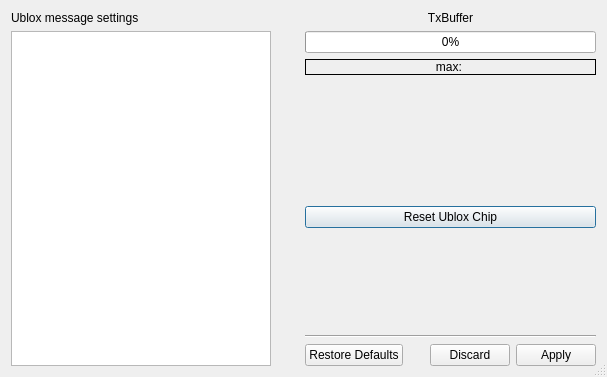
Before: the Qt Designer form muondetector-gui-1.0.2/src/main/settings.ui in liukai-tech/muondetector, drawn with Qt 5.
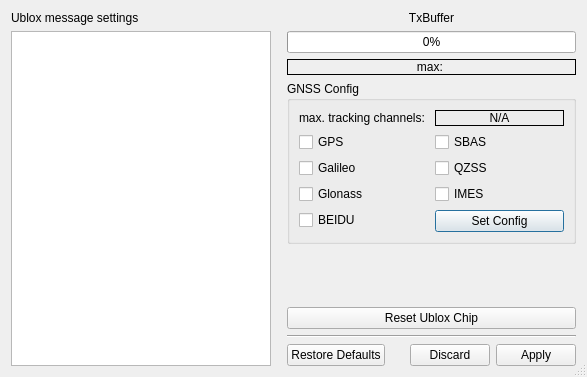
After: the same form once the commit is applied.

Commit message: implemented readout and setting the GNSS satellite system in client (under settings tab)

What changed in the file:
```diff
--- a/muondetector-gui-1.0.2/src/main/settings.ui
+++ b/muondetector-gui-1.0.2/src/main/settings.ui
@@ -9,7 +9,7 @@
    <rect>
     <x>0</x>
     <y>0</y>
-    <width>607</width>
+    <width>587</width>
     <height>377</height>
    </rect>
   </property>
@@ -28,7 +28,7 @@
   <property name="modal">
    <bool>true</bool>
   </property>
-  <layout class="QGridLayout" name="gridLayout">
+  <layout class="QGridLayout" name="gridLayout_2">
    <item row="0" column="0" rowspan="6">
     <layout class="QVBoxLayout" name="verticalLayout_4">
      <item>
@@ -144,20 +144,7 @@
      </item>
     </layout>
    </item>
-   <item row="1" column="2">
-    <spacer name="verticalSpacer_2">
-     <property name="orientation">
-      <enum>Qt::Vertical</enum>
-     </property>
-     <property name="sizeHint" stdset="0">
-      <size>
-       <width>20</width>
-       <height>119</height>
-      </size>
-     </property>
-    </spacer>
-   </item>
-   <item row="2" column="1">
+   <item row="1" column="1">
     <spacer name="horizontalSpacer">
      <property name="orientation">
       <enum>Qt::Horizontal</enum>
@@ -167,20 +154,110 @@
      </property>
      <property name="sizeHint" stdset="0">
       <size>
-       <width>28</width>
+       <width>10</width>
        <height>20</height>
       </size>
      </property>
     </spacer>
    </item>
+   <item row="1" column="2">
+    <widget class="QGroupBox" name="gnssConfigGroupBox">
+     <property name="title">
+      <string>GNSS Config</string>
+     </property>
+     <layout class="QGridLayout" name="gridLayout">
+      <item row="0" column="0" colspan="2">
+       <layout class="QHBoxLayout" name="horizontalLayout">
+        <item>
+         <widget class="QLabel" name="label_2">
+          <property name="text">
+           <string>max. tracking channels:</string>
+          </property>
+         </widget>
+        </item>
+        <item>
+         <widget class="QLabel" name="numTrkChannelsLabel">
+          <property name="frameShape">
+           <enum>QFrame::Box</enum>
+          </property>
+          <property name="text">
+           <string>N/A</string>
+          </property>
+          <property name="alignment">
+           <set>Qt::AlignCenter</set>
+          </property>
+         </widget>
+        </item>
+       </layout>
+      </item>
+      <item row="1" column="0" rowspan="2">
+       <layout class="QVBoxLayout" name="verticalLayout_2">
+        <item>
+         <widget class="QCheckBox" name="gnssGpsCheckBox">
+          <property name="text">
+           <string>GPS</string>
+          </property>
+         </widget>
+        </item>
+        <item>
+         <widget class="QCheckBox" name="gnssGalCheckBox">
+          <property name="text">
+           <string>Galileo</string>
+          </property>
+         </widget>
+        </item>
+        <item>
+         <widget class="QCheckBox" name="gnssGlnsCheckBox">
+          <property name="text">
+           <string>Glonass</string>
+          </property>
+         </widget>
+        </item>
+        <item>
+         <widget class="QCheckBox" name="gnssBeidCheckBox">
+          <property name="text">
+           <string>BEIDU</string>
+          </property>
+         </widget>
+        </item>
+       </layout>
+      </item>
+      <item row="1" column="1">
+       <layout class="QVBoxLayout" name="verticalLayout_3">
+        <item>
+         <widget class="QCheckBox" name="gnssSbasCheckBox">
+          <property name="text">
+           <string>SBAS</string>
+          </property>
+         </widget>
+        </item>
+        <item>
+         <widget class="QCheckBox" name="gnssQzssCheckBox">
+          <property name="text">
+           <string>QZSS</string>
+          </property>
+         </widget>
+        </item>
+        <item>
+         <widget class="QCheckBox" name="gnssImesCheckBox">
+          <property name="text">
+           <string>IMES</string>
+          </property>
+         </widget>
+        </item>
+       </layout>
+      </item>
+      <item row="2" column="1">
+       <widget class="QPushButton" name="setGnssConfigPushButton">
+        <property name="text">
+         <string>Set Config</string>
+        </property>
+       </widget>
+      </item>
+     </layout>
+    </widget>
+   </item>
    <item row="2" column="2">
-    <widget class="QPushButton" name="ubxResetPushButton">
-     <property name="text">
-      <string>Reset Ublox Chip</string>
-     </property>
-    </widget>
-   </item>
-   <item row="3" column="2">
     <spacer name="verticalSpacer">
      <property name="orientation">
       <enum>Qt::Vertical</enum>
@@ -196,6 +273,13 @@
      </property>
     </spacer>
    </item>
+   <item row="3" column="2">
+    <widget class="QPushButton" name="ubxResetPushButton">
+     <property name="text">
+      <string>Reset Ublox Chip</string>
+     </property>
+    </widget>
+   </item>
    <item row="4" column="2">
     <widget class="Line" name="line">
      <property name="orientation">
```
The commit also changes 5 other files.
